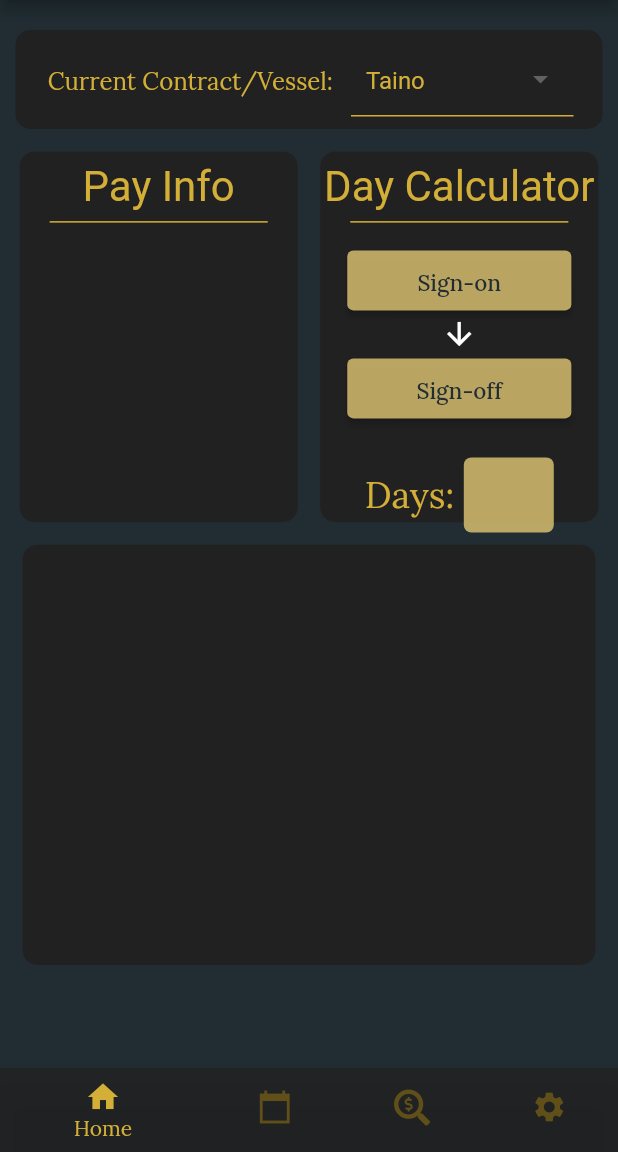
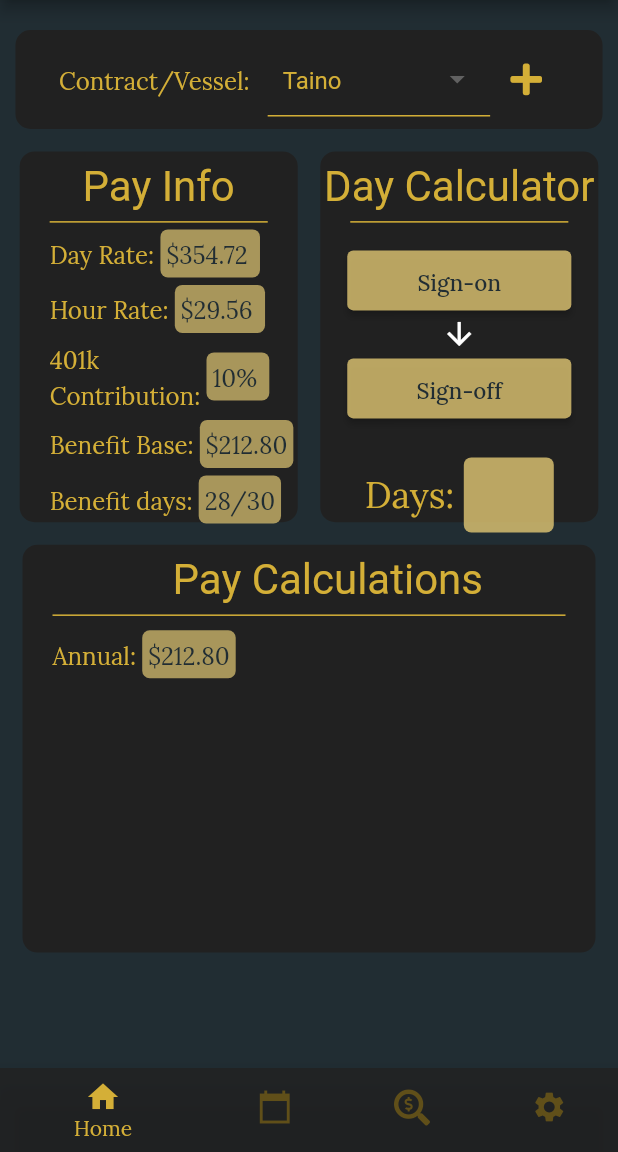
Before and after one commit to devintucker24/Gold-Locker, a Flutter app: the screen it shows once a user with an empty profile is signed in, on a phone screen of 412 x 824 dp, the part 84-1236 px from its top. Run offline on Flutter 3.47's test engine with Material 2 defaults, Android fonts, the phone set to English and light mode, and no system bars; our stand-ins replace firebase_analytics, firebase_auth, firebase_core, fluttertoast, font_awesome_flutter, google_fonts; accounts and stored records are empty.

Commit message:
commit on main

```diff
--- a/lib/screens/home_page/Local_widgets/dropdown.dart
+++ /dev/null
@@ -1,56 +0,0 @@
-import 'package:flutter/material.dart';
-
-class DropDownDemo extends StatefulWidget {
-  @override
-  _DropDownDemoState createState() => _DropDownDemoState();
-}
-
-class _DropDownDemoState extends State<DropDownDemo> {
-  String? _chosenValue;
-
-  @override
-  Widget build(BuildContext context) {
-    return Scaffold(
-      appBar: AppBar(
-        title: Text('DropDown'),
-      ),
-      body: Center(
-        child: Container(
-          padding: const EdgeInsets.all(0.0),
-          child: DropdownButton<String>(
-            value: _chosenValue,
-            //elevation: 5,
-            style: TextStyle(color: Colors.black),
-
-            items: <String>[
-              'Android',
-              'IOS',
-              'Flutter',
-              'Node',
-              'Java',
-              'Python',
-              'PHP',
-            ].map<DropdownMenuItem<String>>((String value) {
-              return DropdownMenuItem<String>(
-                value: value,
-                child: Text(value),
-              );
-            }).toList(),
-            hint: const Text(
-              "Please choose a langauage",
-              style: TextStyle(
-                  color: Colors.black,
-                  fontSize: 16,
-                  fontWeight: FontWeight.w600),
-            ),
-            onChanged: (String? value) {
-              setState(() {
-                _chosenValue = value;
-              });
-            },
-          ),
-        ),
-      ),
-    );
-  }
-}
--- a/lib/screens/home_page/home.dart
+++ b/lib/screens/home_page/home/home.dart
@@ -1,9 +1,11 @@
 import 'dart:ui';
 import 'package:flutter/material.dart';
-import 'package:myapp/screens/home_page/Local_widgets/contract_dropdown.dart';
-import 'package:myapp/screens/home_page/Local_widgets/date_picker.dart';
+import 'package:font_awesome_flutter/font_awesome_flutter.dart';
+import 'package:myapp/screens/home_page/home/local_widgets_home/contract_dropdown.dart';
+import 'package:myapp/screens/home_page/home/local_widgets_home/date_picker.dart';
 import 'package:intl/intl.dart';
-import '../../pallet.dart';
+import 'package:myapp/screens/home_page/home/local_widgets_home/pay_info.dart';
+import '../../../pallet.dart';
 
 class home extends StatefulWidget {
   @override
@@ -15,8 +17,6 @@ class _homeState extends State<home> {
 
   @override
   Widget build(BuildContext context) {
-//need to fixer this^^^ why wont it reade dateRange.start????
-
     Size size = MediaQuery.of(context).size;
     return Column(
       children: [
@@ -33,12 +33,17 @@ class _homeState extends State<home> {
               Padding(
                 padding: const EdgeInsets.fromLTRB(0, 0, 10, 0),
                 child: Text(
-                  "Current Contract/Vessel: ",
+                  "Contract/Vessel: ",
                   style: kBodyText.copyWith(fontSize: 16),
                   textAlign: TextAlign.center,
                 ),
               ),
-              ContractDropDown()
+              ContractDropDown(),
+              IconButton(
+                icon: Icon(FontAwesomeIcons.plus),
+                color: Gold.kGold,
+                onPressed: () {},
+              )
             ],
           ),
         ),
@@ -72,7 +77,8 @@ class _homeState extends State<home> {
                       indent: 20,
                       endIndent: 20,
                       color: Gold.kGold,
-                    )
+                    ),
+                    PayInfo()
                   ],
                 ),
               ),
@@ -120,8 +126,50 @@ class _homeState extends State<home> {
             decoration: BoxDecoration(
                 borderRadius: const BorderRadius.all(Radius.circular(10)),
                 color: Colors.grey[900]),
-            height: size.height * .34,
+            height: size.height * .33,
             width: size.width * 1,
+            child: Column(
+              children: [
+                Padding(
+                  padding: const EdgeInsets.fromLTRB(25, 0, 0, 0),
+                  child: Text(
+                    'Pay Calculations',
+                    style: kHeadings.copyWith(fontSize: 28),
+                    textAlign: TextAlign.left,
+                  ),
+                ),
+                const Divider(
+                  height: 10,
+                  thickness: 1,
+                  indent: 20,
+                  endIndent: 20,
+                  color: Gold.kGold,
+                ),
+                Padding(
+                  padding: const EdgeInsets.fromLTRB(20, 5, 0, 0),
+                  child: Row(
+                    children: [
+                      Text(
+                        'Annual: ',
+                        style: kBodyText,
+                      ),
+                      Container(
+                        decoration: BoxDecoration(
+                            borderRadius: BorderRadius.circular(5),
+                            color: Gold.kGold.shade400.withOpacity(0.7)),
+                        child: Padding(
+                          padding: const EdgeInsets.all(4.0),
+                          child: Text(
+                            '\$212.80',
+                            style: kBodyText.copyWith(color: Clay.kClay),
+                          ),
+                        ),
+                      ),
+                    ],
+                  ),
+                ),
+              ],
+            ),
           ),
         ),
       ],
--- a/lib/screens/home_page/Local_widgets/contract_dropdown.dart
+++ b/lib/screens/home_page/home/local_widgets_home/contract_dropdown.dart
@@ -1,6 +1,6 @@
 import 'dart:ui';
 import 'package:flutter/material.dart';
-import 'package:myapp/screens/home_page/Local_widgets/date_picker.dart';
+import 'package:myapp/screens/home_page/home/local_widgets_home/date_picker.dart';
 import 'package:intl/intl.dart';
 import 'package:myapp/pallet.dart';
 
--- a/lib/screens/home_page/Local_widgets/date_picker.dart
+++ b/lib/screens/home_page/home/local_widgets_home/date_picker.dart
@@ -1,8 +1,8 @@
 import 'package:flutter/material.dart';
-import 'package:myapp/screens/home_page/Local_widgets/button_widget.dart';
+import 'package:myapp/screens/home_page/home/local_widgets_home/button_widget.dart';
 import 'package:intl/intl.dart';
 
-import '../../../pallet.dart';
+import '../../../../pallet.dart';
 
 class DateRangePickerWidget extends StatefulWidget {
   @override
--- /dev/null
+++ b/lib/screens/home_page/home/local_widgets_home/pay_info.dart
@@ -0,0 +1,143 @@
+import 'dart:ui';
+import 'package:flutter/material.dart';
+import 'package:myapp/screens/home_page/home/local_widgets_home/contract_dropdown.dart';
+import 'package:myapp/screens/home_page/home/local_widgets_home/date_picker.dart';
+import 'package:intl/intl.dart';
+import 'package:myapp/pallet.dart';
+
+class PayInfo extends StatefulWidget {
+  const PayInfo({Key? key}) : super(key: key);
+
+  @override
+  _PayInfoState createState() => _PayInfoState();
+}
+
+class _PayInfoState extends State<PayInfo> {
+  @override
+  Widget build(BuildContext context) {
+    return Row(
+      children: [
+        Padding(
+          padding: const EdgeInsets.fromLTRB(20, 0, 0, 0),
+          child: Column(
+            crossAxisAlignment: CrossAxisAlignment.start,
+            children: [
+              Row(
+                children: [
+                  Text(
+                    'Day Rate: ',
+                    style: kBodyText,
+                  ),
+                  Container(
+                    decoration: BoxDecoration(
+                        borderRadius: BorderRadius.circular(5),
+                        color: Gold.kGold.shade400.withOpacity(0.7)),
+                    child: Padding(
+                      padding: const EdgeInsets.all(4.0),
+                      child: Text(
+                        '\$354.72 ',
+                        style: kBodyText.copyWith(color: Clay.kClay),
+                      ),
+                    ),
+                  ),
+                ],
+              ),
+              const SizedBox(
+                height: 5,
+              ),
+              Row(
+                children: [
+                  Text(
+                    'Hour Rate: ',
+                    style: kBodyText,
+                  ),
+                  Container(
+                    decoration: BoxDecoration(
+                        borderRadius: BorderRadius.circular(5),
+                        color: Gold.kGold.shade400.withOpacity(0.7)),
+                    child: Padding(
+                      padding: const EdgeInsets.all(4.0),
+                      child: Text(
+                        '\$29.56 ',
+                        style: kBodyText.copyWith(color: Clay.kClay),
+                      ),
+                    ),
+                  ),
+                ],
+              ),
+              const SizedBox(
+                height: 5,
+              ),
+              Row(
+                children: [
+                  Text(
+                    '401k\nContribution: ',
+                    style: kBodyText,
+                  ),
+                  Container(
+                    decoration: BoxDecoration(
+                        borderRadius: BorderRadius.circular(5),
+                        color: Gold.kGold.shade400.withOpacity(0.7)),
+                    child: Padding(
+                      padding: const EdgeInsets.all(4.0),
+                      child: Text(
+                        '10% ',
+                        style: kBodyText.copyWith(color: Clay.kClay),
+                      ),
+                    ),
+                  ),
+                ],
+              ),
+              const SizedBox(
+                height: 5,
+              ),
+              Row(
+                children: [
+                  Text(
+                    'Benefit Base: ',
+                    style: kBodyText,
+                  ),
+                  Container(
+                    decoration: BoxDecoration(
+                        borderRadius: BorderRadius.circular(5),
+                        color: Gold.kGold.shade400.withOpacity(0.7)),
+                    child: Padding(
+                      padding: const EdgeInsets.all(4.0),
+                      child: Text(
+                        '\$212.80',
+                        style: kBodyText.copyWith(color: Clay.kClay),
+                      ),
+                    ),
+                  ),
+                ],
+              ),
+              const SizedBox(
+                height: 5,
+              ),
+              Row(
+                children: [
+                  Text(
+                    'Benefit days: ',
+                    style: kBodyText,
+                  ),
+                  Container(
+                    decoration: BoxDecoration(
+                        borderRadius: BorderRadius.circular(5),
+                        color: Gold.kGold.shade400.withOpacity(0.7)),
+                    child: Padding(
+                      padding: const EdgeInsets.all(4.0),
+                      child: Text(
+                        '28/30',
+                        style: kBodyText.copyWith(color: Clay.kClay),
+                      ),
+                    ),
+                  ),
+                ],
+              ),
+            ],
+          ),
+        ),
+      ],
+    );
+  }
+}
```
Also changed, not shown: lib/screens/home_page/home_page.dart (+9 -9 lines), lib/screens/login/local_widgets/email_input.dart (+0 -8 lines), lib/screens/home_page/home/local_widgets_home/button_widget.dart (renamed from lib/screens/home_page/Local_widgets/button_widget.dart).
